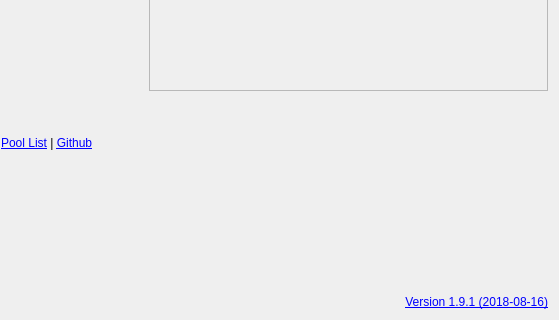
The window that src/qt/forms/overviewpage.ui (infinitecoin/infinitecoin) describes before a commit, drawn with Qt 5; both pictures show x 267 to 826 and y 158 to 478 of the 826 by 478 pixel window.
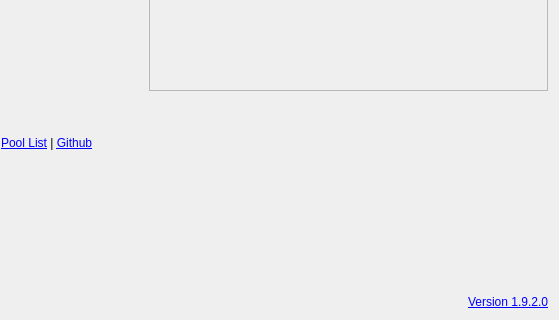
The same window after the commit. Icons and pictures are not drawn.

Commit message: testnet & add checkbox about display community links

```diff
--- a/src/qt/forms/overviewpage.ui
+++ b/src/qt/forms/overviewpage.ui
@@ -379,7 +379,7 @@
         <string notr="true"/>
        </property>
        <property name="text">
-        <string>&lt;html&gt;&lt;head/&gt;&lt;body&gt;&lt;p&gt;&lt;a href=&quot;https://www.ifc123.net/archives/108.html&quot;&gt;&lt;span style=&quot; text-decoration: underline; color:#0000ff;&quot;&gt;Version 1.9.1 (2018-08-16)&lt;/span&gt;&lt;/a&gt;&lt;/p&gt;&lt;/body&gt;&lt;/html&gt;</string>
+        <string>&lt;html&gt;&lt;head/&gt;&lt;body&gt;&lt;p&gt;&lt;a href=&quot;https://www.ifc123.net/archives/108.html&quot;&gt;&lt;span style=&quot; text-decoration: underline; color:#0000ff;&quot;&gt;Version 1.9.2.0&lt;/span&gt;&lt;/a&gt;&lt;/p&gt;&lt;/body&gt;&lt;/html&gt;</string>
        </property>
        <property name="alignment">
         <set>Qt::AlignRight|Qt::AlignTrailing|Qt::AlignVCenter</set>
```
The commit also changes 7 other files.
